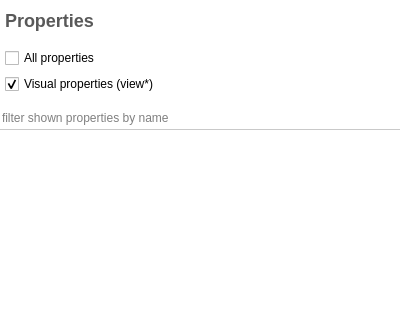
Qt form plugins/view/tableview/PropertiesEditor.ui (vadivelselvaraj/TulipGLImprovement) before a commit; both pictures show x 0 to 400 and y 0 to 320 of the 400 by 458 pixel window.
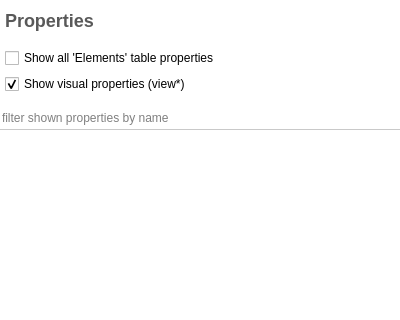
The same form after that commit. Icons and pictures are not drawn. Custom widgets are drawn as their Qt base class.

Commit message: fix properties display using tableview/PropertiesEditor

Patch:
```diff
--- a/plugins/view/tableview/PropertiesEditor.ui
+++ b/plugins/view/tableview/PropertiesEditor.ui
@@ -152,7 +152,7 @@
          <string>Set visibility of all properties</string>
         </property>
         <property name="text">
-         <string>All properties</string>
+         <string>Show all 'Elements' table properties</string>
         </property>
         <property name="checked">
          <bool>false</bool>
@@ -171,7 +171,7 @@
          <string>Set visibility of visual rendering properties</string>
         </property>
         <property name="text">
-         <string>Visual properties (view*)</string>
+         <string>Show visual properties (view*)</string>
         </property>
         <property name="checked">
          <bool>true</bool>
```
Left out of the diff: 4 changed lines with no effect on the pictures. The commit also changes 1 other file.
